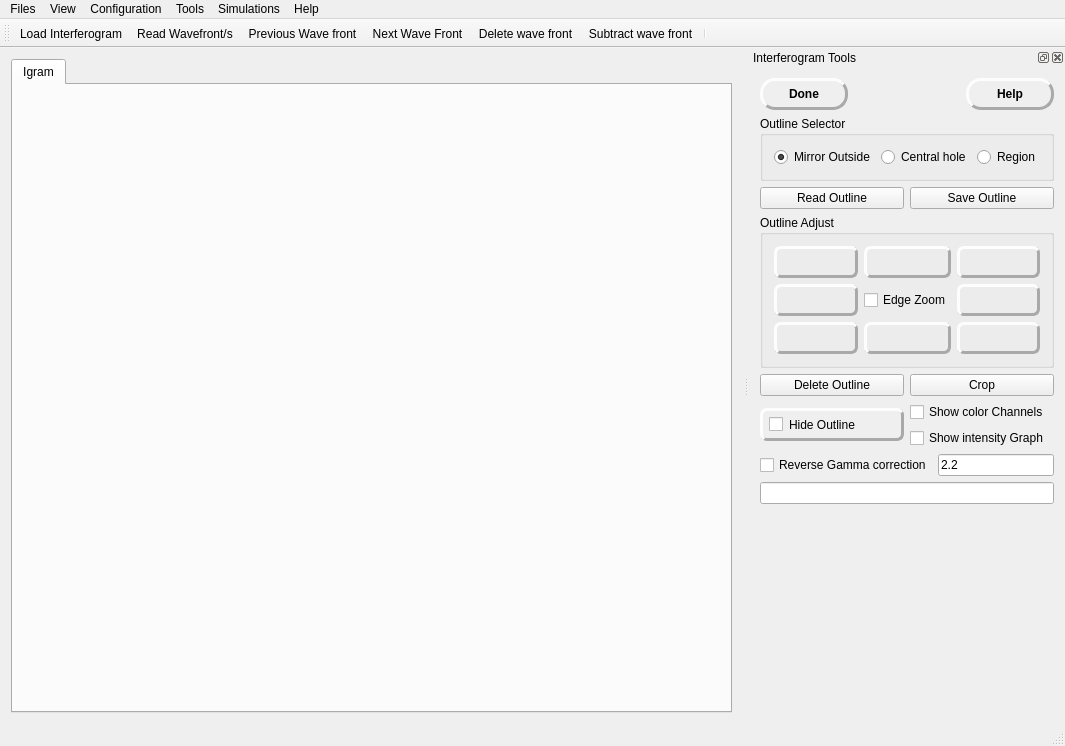
Old version of the form mainwindow.ui in the repository githubdoe/DFTFringe.
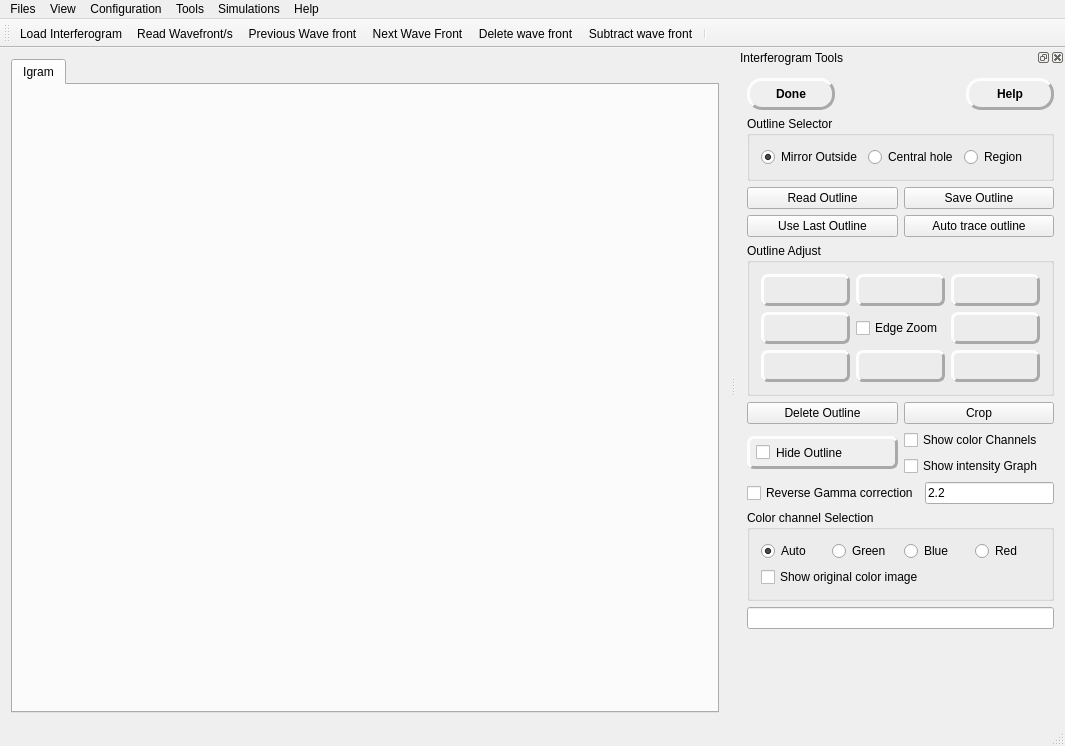
New version of the form. Icons and pictures are not drawn.

```diff
--- a/mainwindow.ui
+++ b/mainwindow.ui
@@ -150,8 +150,8 @@
    </property>
    <property name="minimumSize">
     <size>
-     <width>304</width>
-     <height>526</height>
+     <width>329</width>
+     <height>609</height>
     </size>
    </property>
    <property name="whatsThis">
@@ -358,6 +358,24 @@
        </item>
       </layout>
      </item>
+     <item>
+      <layout class="QHBoxLayout" name="horizontalLayout_3">
+       <item>
+        <widget class="QPushButton" name="useLastOutline">
+         <property name="text">
+          <string>Use Last Outline</string>
+         </property>
+        </widget>
+       </item>
+       <item>
+        <widget class="QPushButton" name="autoOutline">
+         <property name="text">
+          <string>Auto trace outline</string>
+         </property>
+        </widget>
+       </item>
+      </layout>
+     </item>
      <item>
       <widget class="QGroupBox" name="groupBox_2">
        <property name="maximumSize">
@@ -873,6 +891,57 @@
        </item>
       </layout>
      </item>
+     <item>
+      <widget class="QGroupBox" name="groupBox_3">
+       <property name="title">
+        <string>Color channel Selection</string>
+       </property>
+       <layout class="QVBoxLayout" name="verticalLayout_3">
+        <item>
+         <layout class="QHBoxLayout" name="horizontalLayout_8">
+          <item>
+           <widget class="QRadioButton" name="autoChannel">
+            <property name="text">
+             <string>Auto</string>
+            </property>
+            <property name="checked">
+             <bool>true</bool>
+            </property>
+           </widget>
+          </item>
+          <item>
+           <widget class="QRadioButton" name="greenChannel">
+            <property name="text">
+             <string>Green</string>
+            </property>
+           </widget>
+          </item>
+          <item>
+           <widget class="QRadioButton" name="blueChannel">
+            <property name="text">
+             <string>Blue</string>
+            </property>
+           </widget>
+          </item>
+          <item>
+           <widget class="QRadioButton" name="redChannel">
+            <property name="text">
+             <string>Red</string>
+            </property>
+           </widget>
+          </item>
+         </layout>
+        </item>
+        <item>
+         <widget class="QCheckBox" name="showColorIgram">
+          <property name="text">
+           <string>Show original color image</string>
+          </property>
+         </widget>
+        </item>
+       </layout>
+      </widget>
+     </item>
      <item>
       <widget class="QLineEdit" name="igramSize">
        <property name="readOnly">
```
Left out of the diff: 30 changed lines with no effect on the pictures.
